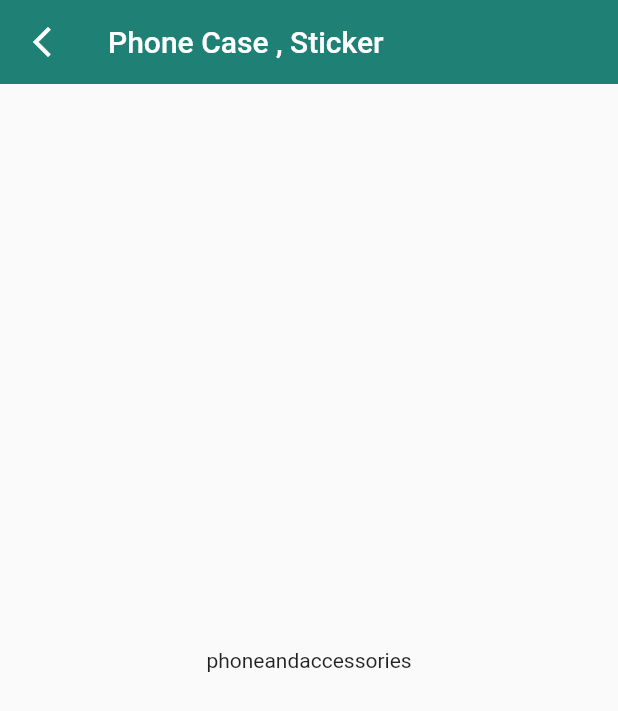
After one commit to quocanh0712/final_techex_app, a Flutter app: the CategoryScreen screen opened directly, after a tap on "Phone Case , Sticker", on a phone screen of 412 x 824 dp. The commit adds this screen. Shown: the top 711 px of the screen. Run offline on Flutter 3.47's test engine with Material 2 defaults, Android fonts, the phone set to English and light mode, and no system bars.

Commit message:
feature 7 : Categá»ory viÆew - SubCategory Product Screen

```diff
--- a/lib/categories/phone_category.dart
+++ b/lib/categories/phone_category.dart
@@ -1,5 +1,7 @@
 import 'package:final_techex_app/utilities/category_list.dart';
 import 'package:flutter/material.dart';
+
+import '../minor_screen/subcateg_products.dart';
 
 /*List<String> imagePhone = [
   'images/phone/image0.jpeg',
@@ -51,7 +53,17 @@ class PhoneCategory extends StatelessWidget {
             crossAxisSpacing: 15,
             crossAxisCount: 3,
             children: List.generate(phoneandaccessories.length, (index) {
-              return Column(
+              return GestureDetector(
+                onTap: () {
+                  Navigator.push(
+                      context,
+                      MaterialPageRoute(
+                          builder: (context) => SubCategoryProducts(
+                                maincategName: 'phoneandaccessories',
+                                subcategName: phoneandaccessories[index],
+                              )));
+                },
+                child: Column(
                   children: [
                     SizedBox(
                       height: 70,
@@ -66,6 +78,7 @@ class PhoneCategory extends StatelessWidget {
                       textAlign: TextAlign.center,
                     )
                   ],
+                ),
               );
             }),
           ),
--- a/lib/main_screens/home.dart
+++ b/lib/main_screens/home.dart
@@ -24,7 +24,7 @@ class _HomeScreenState extends State<HomeScreen> {
                 const FakeSearch(), // Extract from inkwell to fakesearch widgets
             bottom: const TabBar(
               isScrollable: true,
-              indicatorColor: Colors.black,
+              indicatorColor: Colors.white,
               indicatorWeight: 4,
               tabs: [
                 RepeatedTab(lable: 'Phone & Accessories'),
--- /dev/null
+++ b/lib/minor_screen/subcateg_products.dart
@@ -0,0 +1,35 @@
+import 'package:flutter/material.dart';
+
+class SubCategoryProducts extends StatelessWidget {
+  final String subcategName;
+  final String maincategName;
+  const SubCategoryProducts(
+      {Key? key, required this.subcategName, required this.maincategName})
+      : super(key: key);
+
+  @override
+  Widget build(BuildContext context) {
+    return Scaffold(
+      appBar: AppBar(
+        elevation: 0,
+        backgroundColor: Color.fromARGB(255, 31, 129, 117),
+        leading: IconButton(
+          icon: const Icon(
+            Icons.arrow_back_ios_new,
+            color: Colors.white,
+          ),
+          onPressed: () {
+            Navigator.pop(context);
+          },
+        ),
+        title: Text(
+          subcategName,
+          style: const TextStyle(color: Colors.white),
+        ),
+      ),
+      body: Center(
+        child: Text(maincategName),
+      ),
+    );
+  }
+}
```
Also changed, not shown: 1 other file. Lines whose indentation alone changed are shown as unchanged.
